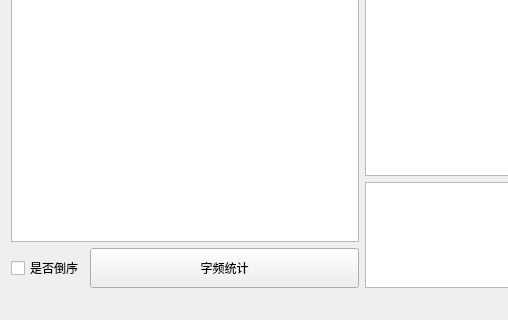
Above: src/GUI/ui.ui from Byxs20/FrequencyCount before the change; both pictures show x 0 to 508 and y 116 to 436 of the 804 by 436 pixel window. Below: the same form after it.
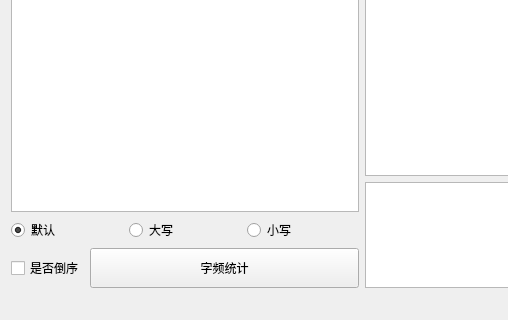
That is the form after the change. Custom widgets are drawn as their Qt base class.

Commit message: update 添加仅大小写功能

Diff of the .ui file:
```diff
--- a/src/GUI/ui.ui
+++ b/src/GUI/ui.ui
@@ -28,7 +28,7 @@
    <string>字频频率统计工具   作者:Byxs20</string>
   </property>
   <widget class="QWidget" name="centralwidget">
-   <widget class="QWidget" name="">
+   <widget class="QWidget" name="layoutWidget">
     <property name="geometry">
      <rect>
       <x>11</x>
@@ -52,6 +52,34 @@
          </property>
         </widget>
        </item>
+       <item>
+        <layout class="QHBoxLayout" name="horizontalLayout_3">
+         <item>
+          <widget class="QRadioButton" name="radioButton">
+           <property name="text">
+            <string>默认</string>
+           </property>
+           <property name="checked">
+            <bool>true</bool>
+           </property>
+          </widget>
+         </item>
+         <item>
+          <widget class="QRadioButton" name="radioButton_2">
+           <property name="text">
+            <string>大写</string>
+           </property>
+          </widget>
+         </item>
+         <item>
+          <widget class="QRadioButton" name="radioButton_3">
+           <property name="text">
+            <string>小写</string>
+           </property>
+          </widget>
+         </item>
+        </layout>
+       </item>
        <item>
         <layout class="QHBoxLayout" name="horizontalLayout" stretch="10,90">
          <item>
```
The commit also changes 2 other files.
